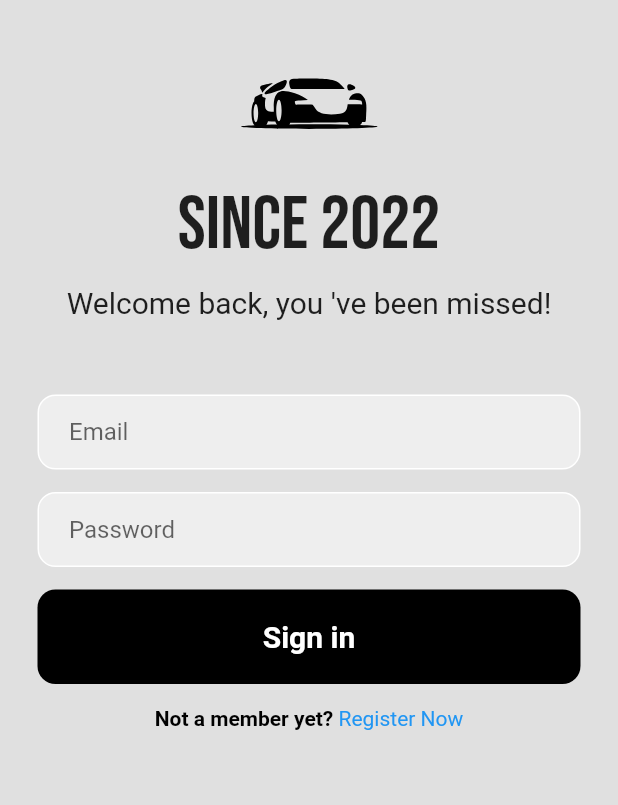
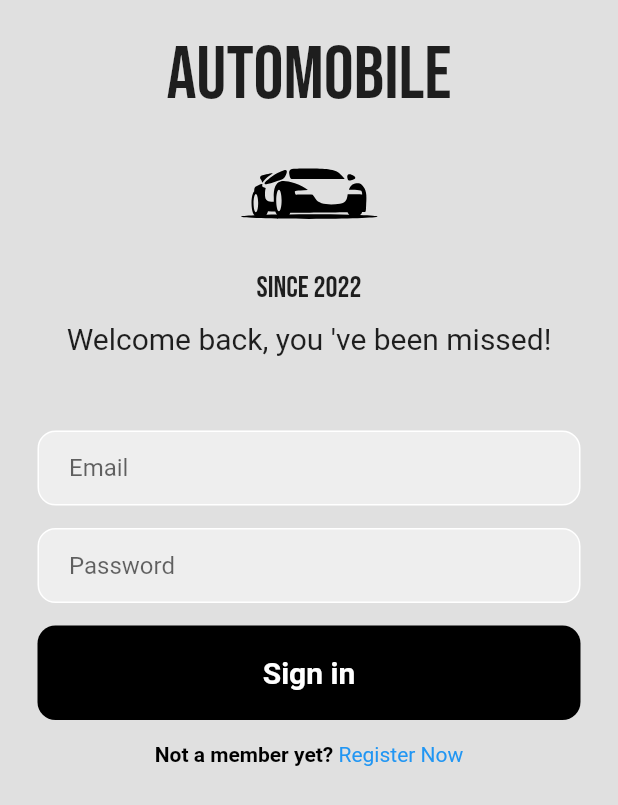
Before and after one commit to HeshamMoneer/AutoMobile, a Flutter app: the screen it shows after launch, on a phone screen of 412 x 824 dp. Shown: the top 805 px of the screen. Run offline on Flutter 3.47's test engine with Material 2 defaults, Android fonts, the phone set to English and light mode, and no system bars; our stand-ins replace carousel_slider, cloud_firestore, date_field, firebase_auth, firebase_core, firebase_storage and 9 more; missing offline and left inert: gender_picker; accounts and stored records are empty.

```diff
--- a/lib/src/screens/login_signup_screen.dart
+++ b/lib/src/screens/login_signup_screen.dart
@@ -111,10 +111,15 @@ class _LoginSignUpState extends State<LoginSignUp> {
               SizedBox(
                 height: 20,
               ),
+              Text(
+                "Automobile",
+                style: GoogleFonts.bebasNeue(fontSize: 50),
+              ),
               addLogo(100, true),
               Text(
                 "Since 2022",
-                style: GoogleFonts.bebasNeue(fontSize: 50),
+                style: GoogleFonts.bebasNeue(
+                    fontSize: 20, fontWeight: FontWeight.normal),
               ),
               SizedBox(
                 height: 10,
@@ -192,10 +197,17 @@ class _LoginSignUpState extends State<LoginSignUp> {
               SizedBox(
                 height: 10,
               ),
+              Text(
+                "Automobile",
+                style: GoogleFonts.bebasNeue(fontSize: 45),
+                textAlign: TextAlign.center,
+              ),
               addLogo(50, true),
               Text(
                 "Since 2022",
-                style: GoogleFonts.bebasNeue(fontSize: 45),
+                style: GoogleFonts.bebasNeue(
+                    fontSize: 20, fontWeight: FontWeight.normal),
+                textAlign: TextAlign.center,
               ),
               SizedBox(
                 height: 10,
```
Also changed, not shown: assets/images/logo.png, 5 other files.
